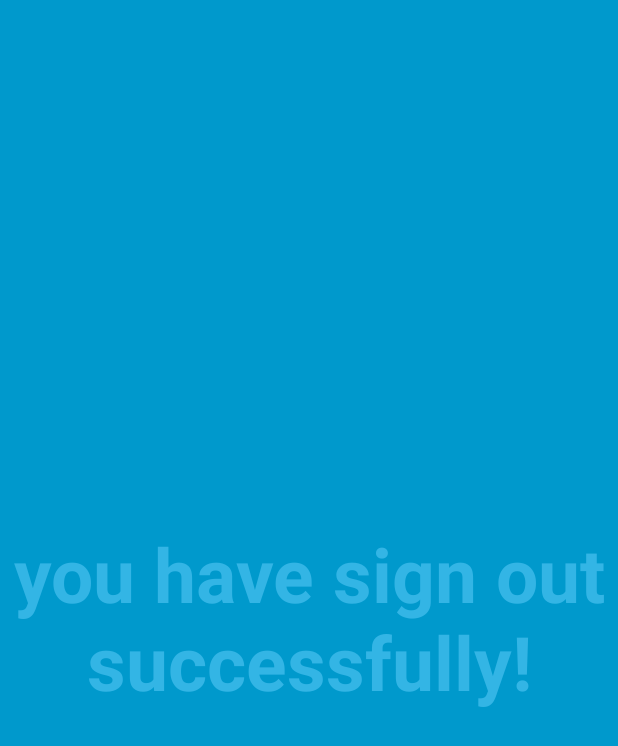
After one commit to aashishsingh2k/TransportationApp, an Android app: the SignOutActivity screen opened directly, with no data from a screen before it, on a phone screen of 412 x 824 dp. The commit adds this screen. Shown: the top 746 px of the screen. Run offline under Robolectric (Android 15) with nearby library versions, the phone set to English and light mode, and no system bars.

Commit message:
final demo

```diff
--- /dev/null
+++ b/app/src/main/java/pkali/transportationapp/LoginAndMenu/SignOutActivity.java
@@ -0,0 +1,170 @@
+package pkali.transportationapp.LoginAndMenu;
+
+import android.annotation.SuppressLint;
+import android.content.Intent;
+import android.support.v7.app.ActionBar;
+import android.support.v7.app.AppCompatActivity;
+import android.os.Bundle;
+import android.os.Handler;
+import android.view.MotionEvent;
+import android.view.View;
+
+import pkali.transportationapp.R;
+
+/**
+ * An example full-screen activity that shows and hides the system UI (i.e.
+ * status bar and navigation/system bar) with user interaction.
+ */
+public class SignOutActivity extends AppCompatActivity {
+    /**
+     * Whether or not the system UI should be auto-hidden after
+     * {@link #AUTO_HIDE_DELAY_MILLIS} milliseconds.
+     */
+    private static final boolean AUTO_HIDE = true;
+
+    /**
+     * If {@link #AUTO_HIDE} is set, the number of milliseconds to wait after
+     * user interaction before hiding the system UI.
+     */
+    private static final int AUTO_HIDE_DELAY_MILLIS = 3000;
+
+    /**
+     * Some older devices needs a small delay between UI widget updates
+     * and a change of the status and navigation bar.
+     */
+    private static final int UI_ANIMATION_DELAY = 300;
+    private final Handler mHideHandler = new Handler();
+    private View mContentView;
+    private final Runnable mHidePart2Runnable = new Runnable() {
+        @SuppressLint("InlinedApi")
+        @Override
+        public void run() {
+            // Delayed removal of status and navigation bar
+
+            // Note that some of these constants are new as of API 16 (Jelly Bean)
+            // and API 19 (KitKat). It is safe to use them, as they are inlined
+            // at compile-time and do nothing on earlier devices.
+            mContentView.setSystemUiVisibility(View.SYSTEM_UI_FLAG_LOW_PROFILE
+                    | View.SYSTEM_UI_FLAG_FULLSCREEN
+                    | View.SYSTEM_UI_FLAG_LAYOUT_STABLE
+                    | View.SYSTEM_UI_FLAG_IMMERSIVE_STICKY
+                    | View.SYSTEM_UI_FLAG_LAYOUT_HIDE_NAVIGATION
+                    | View.SYSTEM_UI_FLAG_HIDE_NAVIGATION);
+        }
+    };
+    private View mControlsView;
+    private final Runnable mShowPart2Runnable = new Runnable() {
+        @Override
+        public void run() {
+            // Delayed display of UI elements
+            ActionBar actionBar = getSupportActionBar();
+            if (actionBar != null) {
+                actionBar.show();
+            }
+            mControlsView.setVisibility(View.VISIBLE);
+        }
+    };
+    private boolean mVisible;
+    private final Runnable mHideRunnable = new Runnable() {
+        @Override
+        public void run() {
+            hide();
+        }
+    };
+    /**
+     * Touch listener to use for in-layout UI controls to delay hiding the
+     * system UI. This is to prevent the jarring behavior of controls going away
+     * while interacting with activity UI.
+     */
+    private final View.OnTouchListener mDelayHideTouchListener = new View.OnTouchListener() {
+        @Override
+        public boolean onTouch(View view, MotionEvent motionEvent) {
+            if (AUTO_HIDE) {
+                delayedHide(AUTO_HIDE_DELAY_MILLIS);
+            }
+            return false;
+        }
+    };
+
+    @Override
+    protected void onCreate(Bundle savedInstanceState) {
+        super.onCreate(savedInstanceState);
+
+        setContentView(R.layout.activity_sign_out);
+
+        mVisible = true;
+        mControlsView = findViewById(R.id.fullscreen_content_controls);
+        mContentView = findViewById(R.id.fullscreen_content);
+
+
+        // Set up the user interaction to manually show or hide the system UI.
+        mContentView.setOnClickListener(new View.OnClickListener() {
+            @Override
+            public void onClick(View view) {
+                toggle();
+            }
+        });
+
+        // Upon interacting with UI controls, delay any scheduled hide()
+        // operations to prevent the jarring behavior of controls going away
+        // while interacting with the UI.
+        findViewById(R.id.dummy_button).setOnTouchListener(mDelayHideTouchListener);
+        Intent i = getBaseContext().getPackageManager()
+                .getLaunchIntentForPackage( getBaseContext().getPackageName() );
+        i.addFlags(Intent.FLAG_ACTIVITY_CLEAR_TOP);
+        startActivity(i);
+    }
+
+    @Override
+    protected void onPostCreate(Bundle savedInstanceState) {
+        super.onPostCreate(savedInstanceState);
+
+        // Trigger the initial hide() shortly after the activity has been
+        // created, to briefly hint to the user that UI controls
+        // are available.
+        delayedHide(100);
+    }
+
+    private void toggle() {
+        if (mVisible) {
+            hide();
+        } else {
+            show();
+        }
+    }
+
+    private void hide() {
+        // Hide UI first
+        ActionBar actionBar = getSupportActionBar();
+        if (actionBar != null) {
+            actionBar.hide();
+        }
+        mControlsView.setVisibility(View.GONE);
+        mVisible = false;
+
+        // Schedule a runnable to remove the status and navigation bar after a delay
+        mHideHandler.removeCallbacks(mShowPart2Runnable);
+        mHideHandler.postDelayed(mHidePart2Runnable, UI_ANIMATION_DELAY);
+    }
+
+    @SuppressLint("InlinedApi")
+    private void show() {
+        // Show the system bar
+        mContentView.setSystemUiVisibility(View.SYSTEM_UI_FLAG_LAYOUT_FULLSCREEN
+                | View.SYSTEM_UI_FLAG_LAYOUT_HIDE_NAVIGATION);
+        mVisible = true;
+
+        // Schedule a runnable to display UI elements after a delay
+        mHideHandler.removeCallbacks(mHidePart2Runnable);
+        mHideHandler.postDelayed(mShowPart2Runnable, UI_ANIMATION_DELAY);
+    }
+
+    /**
+     * Schedules a call to hide() in delay milliseconds, canceling any
+     * previously scheduled calls.
+     */
+    private void delayedHide(int delayMillis) {
+        mHideHandler.removeCallbacks(mHideRunnable);
+        mHideHandler.postDelayed(mHideRunnable, delayMillis);
+    }
+}
--- a/app/src/main/java/pkali/transportationapp/backend/RideHistory.java
+++ b/app/src/main/java/pkali/transportationapp/backend/RideHistory.java
@@ -118,7 +118,7 @@ public class RideHistory extends AppCompatActivity {
                     jsonFormOfItem += "To: " + result.get(i).getDstAddr() + "\n\n\n";
                     Log.v("SRC:","src is" +  result.get(i).getSrcAddr());
                     stringBuilder += jsonFormOfItem;
-                    Date d = new Date(result.get(i).getTimestamp());
+                    Date d = new Date(-1*result.get(i).getTimestamp());
                     String[] header = d.toString().split("00:00");
                     listDataHeader.add(header[0].substring(0, header[0].length()-1) + header[1]);
 
--- a/app/src/main/res/layout/activity_authenticator.xml
+++ b/app/src/main/res/layout/activity_authenticator.xml
@@ -4,6 +4,7 @@
     xmlns:tools="http://schemas.android.com/tools"
     android:layout_width="match_parent"
     android:layout_height="match_parent"
+    android:theme="@style/Theme.AppCompat.Light"
     tools:context="pkali.transportationapp.LoginAndMenu.AuthenticatorActivity">
 
     <TextView
--- /dev/null
+++ b/app/src/main/res/layout/activity_sign_out.xml
@@ -0,0 +1,50 @@
+<FrameLayout xmlns:android="http://schemas.android.com/apk/res/android"
+    xmlns:tools="http://schemas.android.com/tools"
+    android:layout_width="match_parent"
+    android:layout_height="match_parent"
+    android:background="#0099cc"
+    tools:context=".LoginAndMenu.SignOutActivity">
+
+    <!-- The primary full-screen view. This can be replaced with whatever view
+         is needed to present your content, e.g. VideoView, SurfaceView,
+         TextureView, etc. -->
+    <TextView
+        android:id="@+id/fullscreen_content"
+        android:layout_width="match_parent"
+        android:layout_height="match_parent"
+        android:gravity="center"
+        android:keepScreenOn="true"
+        android:text="you have sign out successfully!"
+        android:textColor="#33b5e5"
+        android:textSize="50sp"
+        android:textStyle="bold" />
+
+    <!-- This FrameLayout insets its children based on system windows using
+         android:fitsSystemWindows. -->
+    <FrameLayout
+        android:layout_width="match_parent"
+        android:layout_height="match_parent"
+        android:fitsSystemWindows="true">
+
+        <LinearLayout
+            android:id="@+id/fullscreen_content_controls"
+            style="?metaButtonBarStyle"
+            android:layout_width="match_parent"
+            android:layout_height="wrap_content"
+            android:layout_gravity="bottom|center_horizontal"
+            android:background="@color/black_overlay"
+            android:orientation="horizontal"
+            tools:ignore="UselessParent">
+
+            <Button
+                android:id="@+id/dummy_button"
+                style="?metaButtonBarButtonStyle"
+                android:layout_width="0dp"
+                android:layout_height="wrap_content"
+                android:layout_weight="1"
+                android:text="@string/dummy_button" />
+
+        </LinearLayout>
+    </FrameLayout>
+
+</FrameLayout>
--- a/app/src/main/res/values/strings.xml
+++ b/app/src/main/res/values/strings.xml
@@ -19,4 +19,8 @@
     <string name="dummy_content">DUMMY\nCONTENT</string>
 
     <string name="title_activity_etasort">ETASortActivity</string>
+    <string name="title_activity_signout">SignoutActivity</string>
+    <string name="title_activity_sign_out">SignOutActivity</string>
+
+    <string name="title_activity_delete">DeleteActivity</string>
 </resources>
--- a/app/src/main/res/values/styles.xml
+++ b/app/src/main/res/values/styles.xml
@@ -29,4 +29,8 @@
         <item name="android:background">@color/black_overlay</item>
     </style>
 
+    <style name="AppBarOverlay" parent="ThemeOverlay.AppCompat.Dark.ActionBar" />
+
+    <style name="PopupOverlay" parent="ThemeOverlay.AppCompat.Light" />
+
 </resources>
```
Also changed, not shown: app/src/main/AndroidManifest.xml (+40 -12 lines), app/src/main/java/pkali/transportationapp/LoginAndMenu/AuthenticatorActivity.java (+5 -3 lines), app/src/main/java/pkali/transportationapp/LoginAndMenu/DeleteActivity.java (added, +177 -0 lines), app/src/main/java/pkali/transportationapp/LoginAndMenu/SettingsActivity.java (+37 -6 lines), app/src/main/java/pkali/transportationapp/Maps/MapsActivityCurrentPlace.java (+3 -4 lines), app/src/main/res/layout/activity_delete.xml (added, +50 -0 lines), app/src/main/res/layout/settings.xml (+26 -3 lines).
